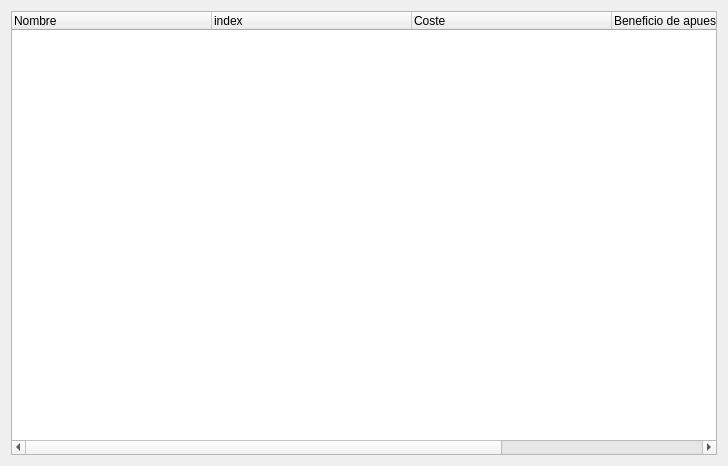
soker90/betcon, file ui/tipsters.ui: the form before one commit.
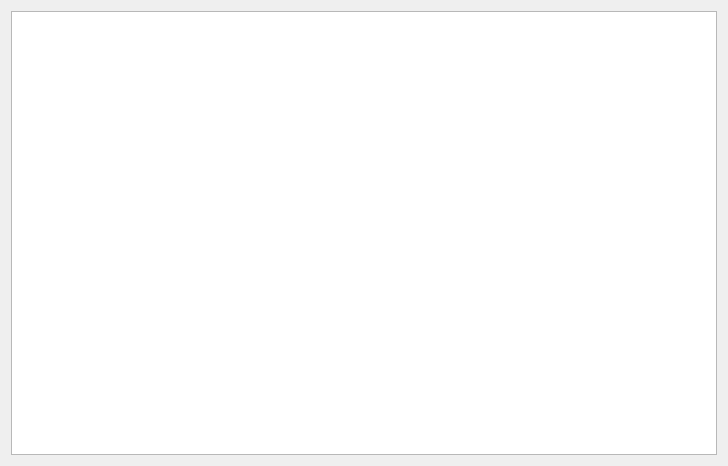
The form after the commit.

Commit message: feat: modernize UI — dark/light themes, Qt icons, QTableView migration

```diff
--- a/ui/tipsters.ui
+++ b/ui/tipsters.ui
@@ -15,35 +15,19 @@
   </property>
   <layout class="QVBoxLayout" name="verticalLayout">
    <item>
-    <widget class="QTreeWidget" name="treeMain">
-     <attribute name="headerDefaultSectionSize">
-      <number>200</number>
-     </attribute>
-     <column>
-      <property name="text">
-       <string>Nombre</string>
-      </property>
-     </column>
-     <column>
-      <property name="text">
-       <string>index</string>
-      </property>
-     </column>
-     <column>
-      <property name="text">
-       <string>Coste</string>
-      </property>
-     </column>
-     <column>
-      <property name="text">
-       <string>Beneficio de apuestas</string>
-      </property>
-     </column>
-     <column>
-      <property name="text">
-       <string>Balance</string>
-      </property>
-     </column>
+    <widget class="QTableView" name="treeMain">
+     <property name="sortingEnabled">
+      <bool>true</bool>
+     </property>
+     <property name="selectionBehavior">
+      <enum>QAbstractItemView::SelectRows</enum>
+     </property>
+     <property name="alternatingRowColors">
+      <bool>true</bool>
+     </property>
+     <property name="showGrid">
+      <bool>false</bool>
+     </property>
     </widget>
    </item>
   </layout>
```
The commit also changes 26 other files.
